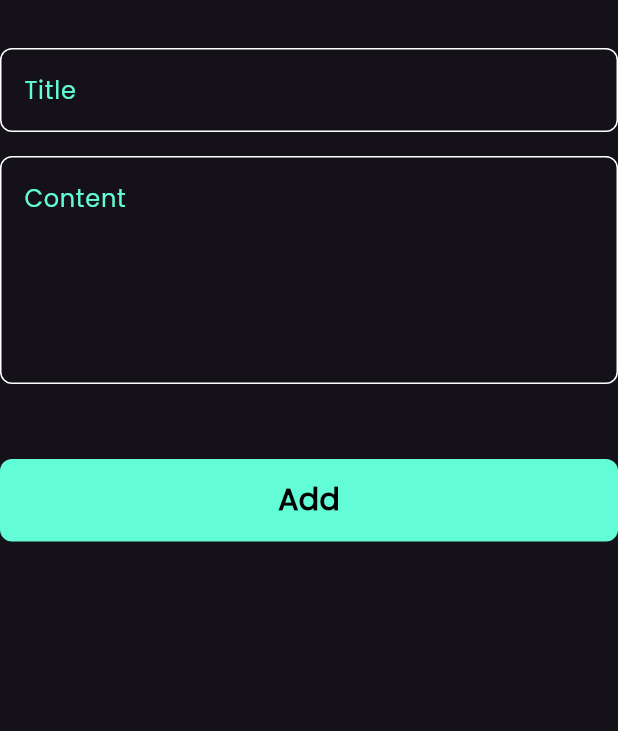
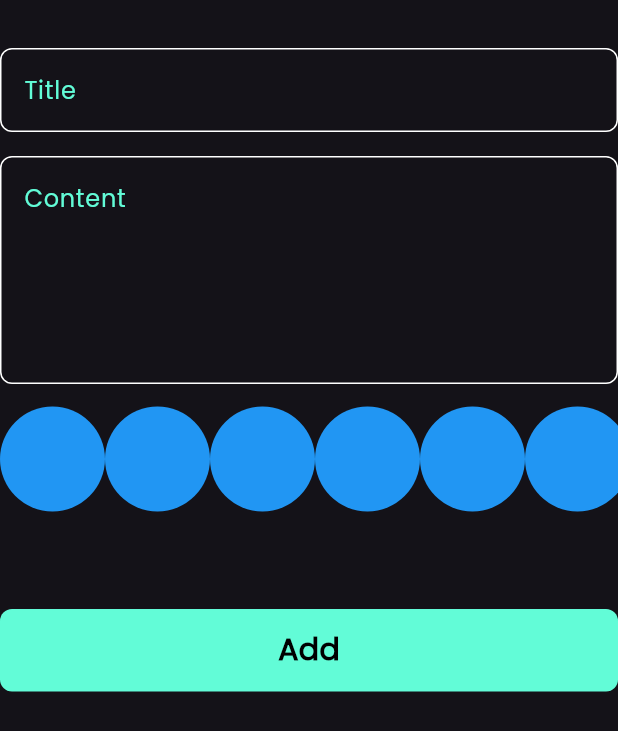
Before and after one commit to husseinmrba/notes_app_flutter, a Flutter app: the AddNoteForm widget shown alone on an empty page, opened directly, on a phone screen of 412 x 824 dp. Shown: the top 731 px of the screen. Run offline on Flutter 3.47's test engine with Material 3 defaults, Android fonts, the phone set to English and light mode, and no system bars; our stand-ins replace bloc, flutter_bloc, font_awesome_flutter, hive, hive_flutter; accounts and stored records are empty.

Commit message:
create colors list view part one

```diff
--- a/lib/widgets/add_note_form.dart
+++ b/lib/widgets/add_note_form.dart
@@ -2,8 +2,8 @@ import 'package:flutter/material.dart';
 import 'package:flutter_bloc/flutter_bloc.dart';
 import 'package:intl/intl.dart';
 import 'package:notes_app/cubits/add_note_cubit/add_note_cubit.dart';
-import 'package:notes_app/cubits/notes_cubit/notes_cubit.dart';
 import 'package:notes_app/models/note_model.dart';
+import 'package:notes_app/widgets/colors_list_view.dart';
 import 'package:notes_app/widgets/custom_button.dart';
 import 'package:notes_app/widgets/custom_text_field.dart';
 
@@ -47,6 +47,7 @@ class _AddNoteFormState extends State<AddNoteForm> {
               subTitle = p0;
             },
           ),
+          const ColorsListView(),
           const SizedBox(
             height: 50,
           ),
--- /dev/null
+++ b/lib/widgets/colors_list_view.dart
@@ -0,0 +1,30 @@
+import 'package:flutter/material.dart';
+
+class ColorItem extends StatelessWidget {
+  const ColorItem({super.key});
+
+  @override
+  Widget build(BuildContext context) {
+    return const CircleAvatar(
+      backgroundColor: Colors.blue,
+      radius: 35,
+    );
+  }
+}
+
+class ColorsListView extends StatelessWidget {
+  const ColorsListView({super.key});
+
+  @override
+  Widget build(BuildContext context) {
+    return SizedBox(
+      height: 100,
+      child: ListView.builder(
+          itemCount: 10,
+          scrollDirection: Axis.horizontal,
+          itemBuilder: (context, index) {
+            return const ColorItem();
+          }),
+    );
+  }
+}
```
